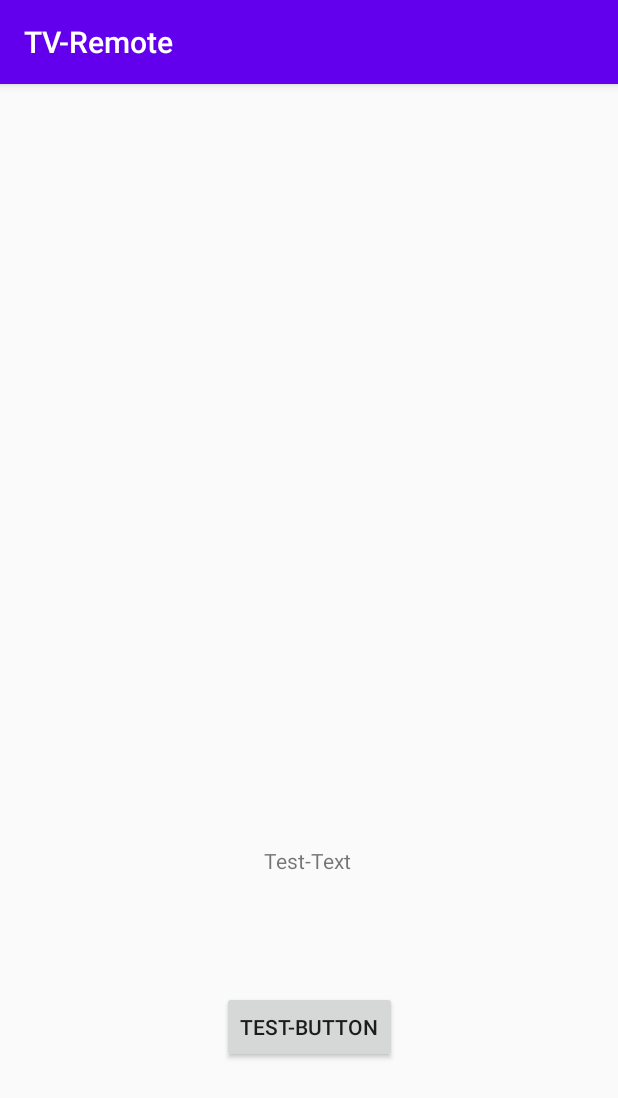
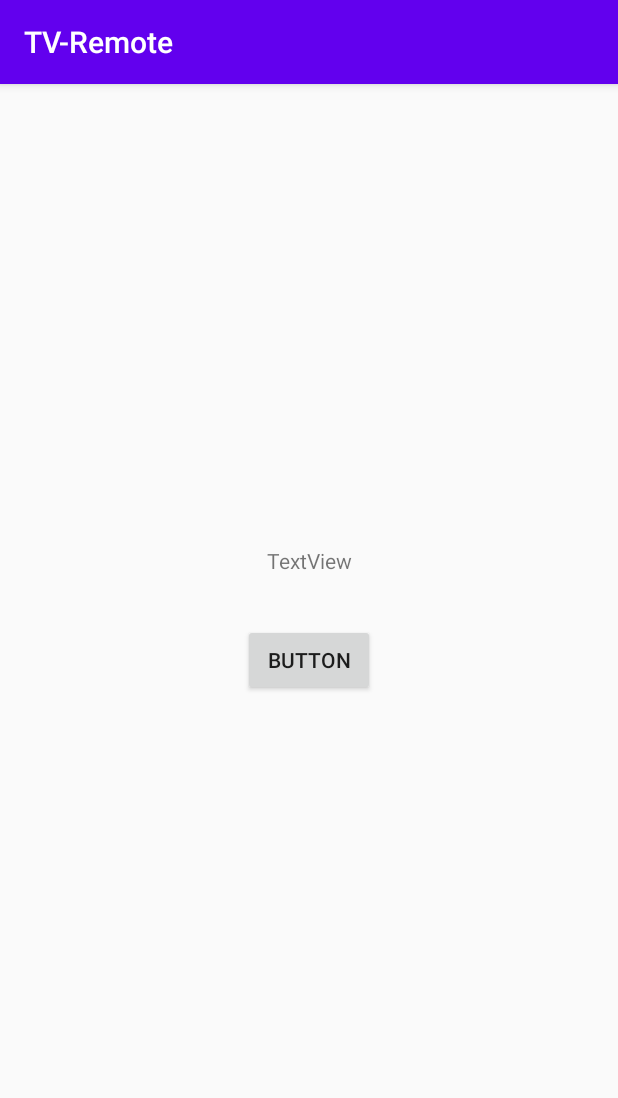
Before and after one commit to Paul-Abel/Controller-Java, an Android app: the screen it shows after launch (MainActivity), on a phone screen of 412 x 824 dp. Shown: the top 1098 px of the screen. Run offline under Robolectric (Android 15) with nearby library versions, the phone set to English and light mode, and no system bars.

Commit message:
Neue Seite wurde hinzugefügt

```diff
--- a/app/src/main/AndroidManifest.xml
+++ b/app/src/main/AndroidManifest.xml
@@ -9,6 +9,7 @@
         android:roundIcon="@mipmap/ic_launcher_round"
         android:supportsRtl="true"
         android:theme="@style/AppTheme">
+        <activity android:name=".Led"></activity>
         <activity android:name=".MainActivity">
             <intent-filter>
                 <action android:name="android.intent.action.MAIN" />
--- a/app/src/main/res/layout/activity_main.xml
+++ b/app/src/main/res/layout/activity_main.xml
@@ -6,26 +6,25 @@
     android:layout_height="match_parent"
     tools:context=".MainActivity">
 
+
     <Button
         android:id="@+id/TestButton"
         android:layout_width="wrap_content"
         android:layout_height="wrap_content"
-        android:text="@string/test_button"
+        android:text="@string/button"
         app:layout_constraintBottom_toBottomOf="parent"
         app:layout_constraintEnd_toEndOf="parent"
         app:layout_constraintStart_toStartOf="parent"
-        app:layout_constraintTop_toTopOf="parent"
-        app:layout_constraintVertical_bias="0.84" />
+        app:layout_constraintTop_toTopOf="parent" />
 
     <TextView
         android:id="@+id/TestText"
         android:layout_width="wrap_content"
         android:layout_height="wrap_content"
-        android:text="@string/test_text"
+        android:text="@string/textview"
         app:layout_constraintBottom_toTopOf="@+id/TestButton"
         app:layout_constraintEnd_toEndOf="parent"
-        app:layout_constraintHorizontal_bias="0.498"
         app:layout_constraintStart_toStartOf="parent"
         app:layout_constraintTop_toTopOf="parent"
-        app:layout_constraintVertical_bias="0.868" />
+        app:layout_constraintVertical_bias="0.904" />
 </androidx.constraintlayout.widget.ConstraintLayout>
--- a/app/src/main/res/values/strings.xml
+++ b/app/src/main/res/values/strings.xml
@@ -2,4 +2,6 @@
     <string name="app_name">TV-Remote</string>
     <string name="test_button">Test-Button</string>
     <string name="test_text">Test-Text</string>
+    <string name="textview">TextView</string>
+    <string name="button">Button</string>
 </resources>
```
Also changed, not shown: app/src/main/java/com/example/tv_remote/Led.java (added, +14 -0 lines), app/src/main/res/layout/activity_led.xml (added, +9 -0 lines).
